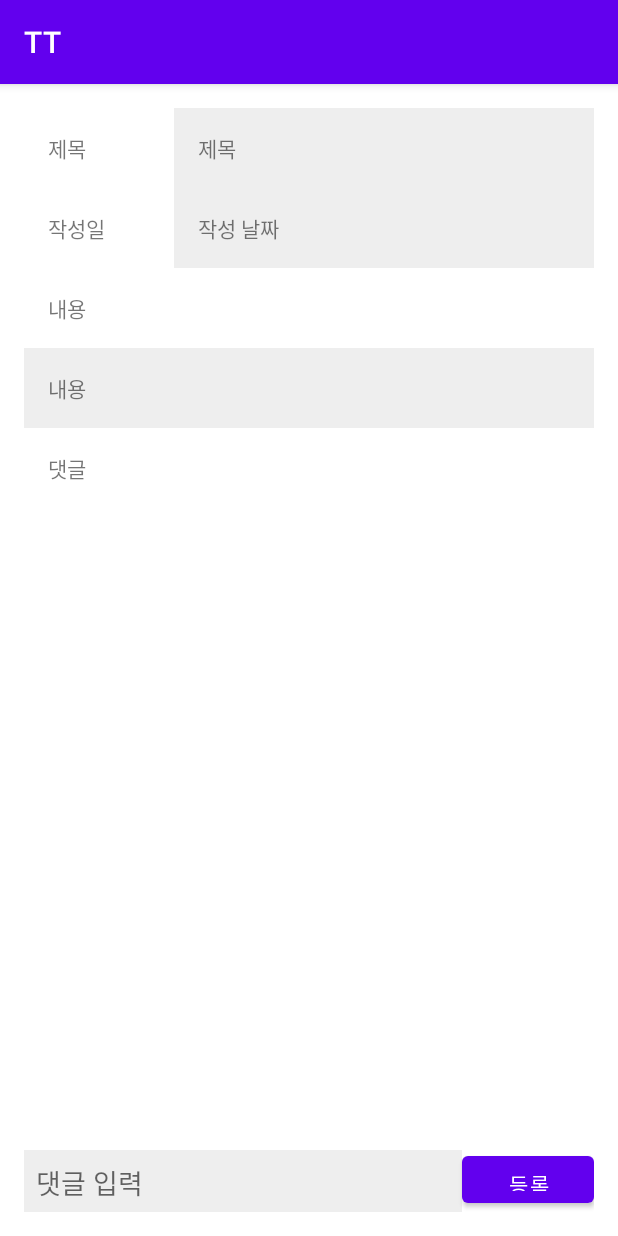
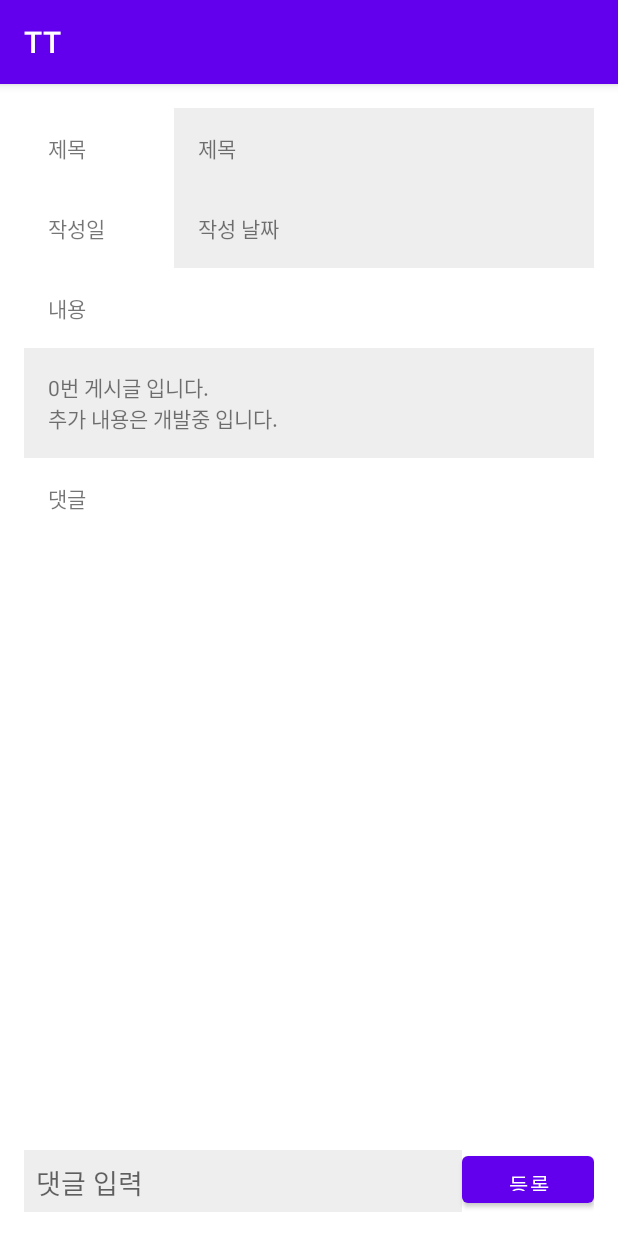
Before and after one commit to Vespoi/Capstone_test, an Android app: the AnnounceDetail screen opened directly, with no data from a screen before it, on a phone screen of 412 x 824 dp. Run offline under Robolectric (Android 15) with nearby library versions, the phone set to English and light mode, and no system bars; our stand-ins replace Volley; network calls fail.

Commit message:
수정 2022/05/14 공지사항 게시글 불러오기 수정 게시글 내용 불러오기 개발중

```diff
--- a/app/src/main/java/com/example/temptest/AnnounceDetail.java
+++ b/app/src/main/java/com/example/temptest/AnnounceDetail.java
@@ -51,7 +51,6 @@ public class AnnounceDetail extends AppCompatActivity {
     LinearLayout comment_layout;
     EditText comment_et;
     Button reg_button;
-
     int board_num;
 
     @Override
@@ -59,7 +58,7 @@ public class AnnounceDetail extends AppCompatActivity {
         super.onCreate(savedInstanceState);
         setContentView(R.layout.activity_announce_detail);
         Intent intent = getIntent();
-        board_num = intent.getIntExtra("postion",0);
+        board_num = intent.getIntExtra("position",0);
 
         title_tv = findViewById(R.id.textTitle);
         content_tv = findViewById(R.id.textContent);
@@ -68,6 +67,9 @@ public class AnnounceDetail extends AppCompatActivity {
         comment_layout = findViewById(R.id.layoutComment);
         comment_et = findViewById(R.id.comment_et);
         reg_button = findViewById(R.id.reg_button);
+
+
+        content_tv.setText(board_num+"번 게시글 입니다."+"\n"+"추가 내용은 개발중 입니다.");
     }
     public void clickLoad(View view) {
 
--- a/app/src/main/java/com/example/temptest/AnnouncementActivity.java
+++ b/app/src/main/java/com/example/temptest/AnnouncementActivity.java
@@ -91,9 +91,8 @@ public class AnnouncementActivity extends AppCompatActivity {
         listView.setOnItemClickListener(new AdapterView.OnItemClickListener() {
             @Override
             public void onItemClick(AdapterView<?> adapterView, View view, int i, long l) {
-                int item_postion = listView.getCheckedItemPosition();
                 Intent intent = new Intent(AnnouncementActivity.this, AnnounceDetail.class);
-                intent.putExtra("position",item_postion);
+                intent.putExtra("position",i);
                 startActivity(intent);
             }
         });
```
